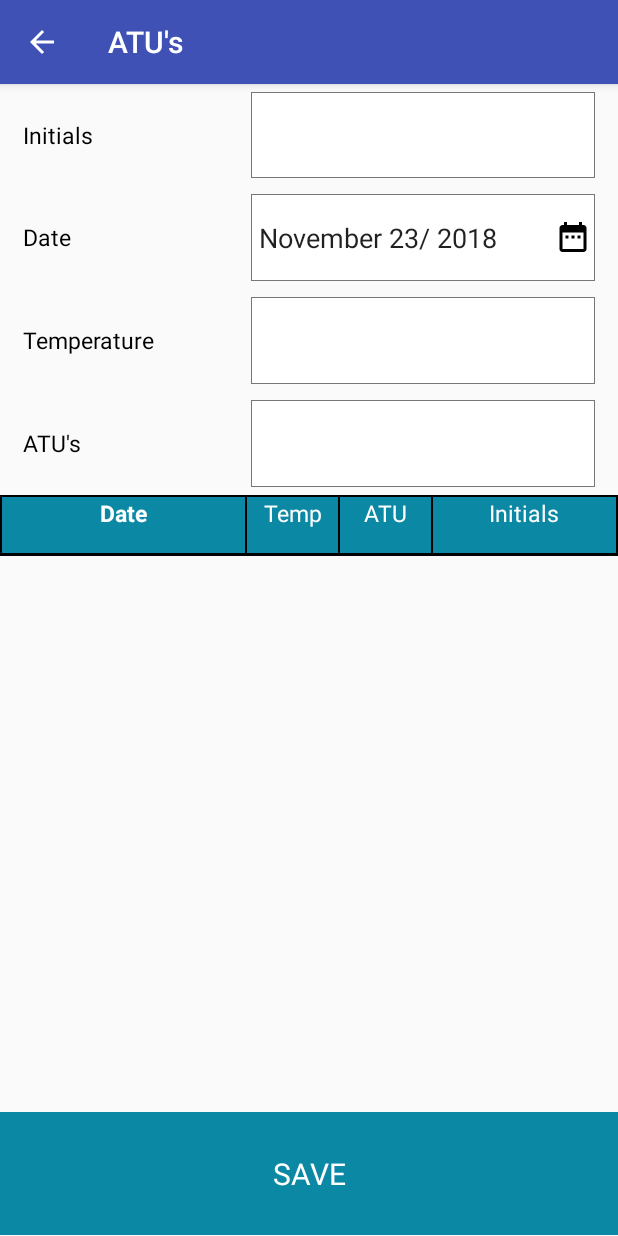
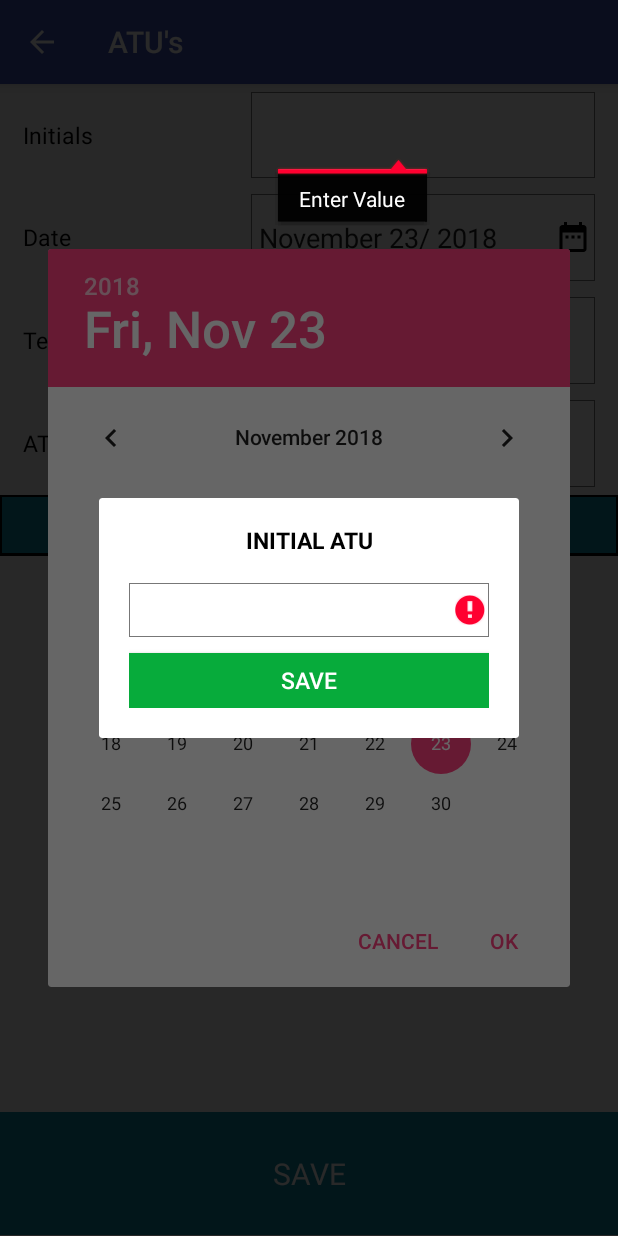
Before and after one commit to Kadarusree/Hatchery, an Android app: the ATU_Activity screen opened directly, with no data from a screen before it, after a tap on "SAVE", on a phone screen of 412 x 824 dp. Run offline under Robolectric (Android 15) with nearby library versions, the phone set to English and light mode, and no system bars; our stand-ins replace Firebase (no records; nobody signed in at launch, a user with empty details on screens opened directly); Roboto replaces fonts that are not available here.

Commit message:
ATU Fasak

```diff
--- a/app/src/main/java/shiva/com/hatchery/ATU_Activity.java
+++ b/app/src/main/java/shiva/com/hatchery/ATU_Activity.java
@@ -1,6 +1,7 @@
 package shiva.com.hatchery;
 
 import android.app.DatePickerDialog;
+import android.app.Dialog;
 import android.app.ProgressDialog;
 import android.content.res.Resources;
 import android.graphics.Rect;
@@ -10,8 +11,11 @@ import android.os.Bundle;
 import android.support.v7.widget.DefaultItemAnimator;
 import android.support.v7.widget.GridLayoutManager;
 import android.support.v7.widget.RecyclerView;
+import android.text.Editable;
+import android.text.TextWatcher;
 import android.util.TypedValue;
 import android.view.View;
+import android.widget.Button;
 import android.widget.DatePicker;
 import android.widget.EditText;
 import android.widget.Toast;
@@ -38,13 +42,16 @@ public class ATU_Activity extends AppCompatActivity {
 
     EditText date, initials, temp, atu;
     FirebaseDatabase mFirebaseDatabase;
-    DatabaseReference mDatabaseReference;
+    DatabaseReference mDatabaseReference, databaseReference2;
 
     private ProgressDialog mProgressDialog;
 
     private RecyclerView recyclerView;
     private List<ATUmodel> mAtuList;
     ATU_Adapter mAdapter;
+
+    float default_value;
+    String last_values_path=  "ATU_DEFAULT_VALUES/" + Constants.TANK_NUMBER;
 
 
     @Override
@@ -56,6 +63,32 @@ public class ATU_Activity extends AppCompatActivity {
         initials = findViewById(R.id.atu_initials);
         temp = findViewById(R.id.atu_temp);
         atu = findViewById(R.id.atu_count);
+        atu.setEnabled(false);
+
+
+        temp.addTextChangedListener(new TextWatcher() {
+            @Override
+            public void beforeTextChanged(CharSequence charSequence, int i, int i1, int i2) {
+
+            }
+
+            @Override
+            public void onTextChanged(CharSequence charSequence, int i, int i1, int i2) {
+
+                if (charSequence.length()>0&&!charSequence.toString().equals(".")){
+                    atu.setText((default_value+Float.parseFloat(charSequence.toString())+""));
+                }
+                else if (charSequence.length()==0){
+                    atu.setText(default_value+"");
+                }
+
+            }
+
+            @Override
+            public void afterTextChanged(Editable editable) {
+
+            }
+        });
 
         final Calendar currentDate = Calendar.getInstance();
         final Calendar date_ = Calendar.getInstance();
@@ -65,12 +98,13 @@ public class ATU_Activity extends AppCompatActivity {
 
         mFirebaseDatabase = FirebaseDatabase.getInstance();
         mDatabaseReference = mFirebaseDatabase.getReference(Constants.ATU + "/" + Constants.TANK_NUMBER);
-
+databaseReference2 = mFirebaseDatabase.getReference(last_values_path);
         mProgressDialog = new ProgressDialog(this);
         mProgressDialog.setMessage("Saving Details...");
         mProgressDialog.setCancelable(false);
 
         initials.setText(Constants.username);
+        initials.setEnabled(false);
 
         date.setOnClickListener(new View.OnClickListener() {
             @Override
@@ -103,6 +137,47 @@ public class ATU_Activity extends AppCompatActivity {
         recyclerView.setAdapter(mAdapter);
 
         getOffers();
+
+        databaseReference2.addValueEventListener(new ValueEventListener() {
+            @Override
+            public void onDataChange(DataSnapshot dataSnapshot) {
+
+                if (dataSnapshot.getValue()==null){
+                  //  Toast.makeText(getApplicationContext(),"Show Dialog",Toast.LENGTH_SHORT).show();
+                  final  Dialog d = new Dialog(ATU_Activity.this);
+                    d.setContentView(R.layout.dialog_atu);
+                    d.setCancelable(false);
+                    final EditText value = d.findViewById(R.id.edt_default_atu);
+                    Button save= d.findViewById(R.id.atu_d_save);
+
+                    save.setOnClickListener(
+                            new View.OnClickListener() {
+                                @Override
+                                public void onClick(View view) {
+                                    if (value.getText().toString().trim().length()>0&&!value.getText().toString().equals(".")){
+                                        databaseReference2.setValue(value.getText().toString().trim());
+                                        d.dismiss();
+                                    }
+                                    else {
+                                        value.setError("Enter Value");
+                                    }
+                                }
+                            }
+                    );
+                    d.show();
+                }
+                else {
+                    default_value = Float.parseFloat(dataSnapshot.getValue().toString());
+                    atu.setText(default_value+"");
+                }
+
+            }
+
+            @Override
+            public void onCancelled(DatabaseError databaseError) {
+
+            }
+        });
     }
 
     public void save(View view) {
@@ -115,12 +190,14 @@ public class ATU_Activity extends AppCompatActivity {
                 @Override
                 public void onComplete(@NonNull Task<Void> task) {
                     mProgressDialog.dismiss();
+                    databaseReference2.setValue(atu.getText().toString().trim());
                     if (task.isSuccessful()) {
-                        date.setText("");
+                       // date.setText("");
                         temp.setText("");
                         atu.setText("");
 
                     }
+
                 }
             });
         } else {
--- a/app/src/main/res/layout/activity_atu_.xml
+++ b/app/src/main/res/layout/activity_atu_.xml
@@ -109,6 +109,7 @@
                     android:gravity="left|center"
                     android:inputType="numberDecimal"
                     android:paddingLeft="@dimen/dp_5"
+                    android:maxLength="4"
                     android:paddingRight="@dimen/dp_5"
                     android:singleLine="true"
                     android:imeOptions="actionNext"></EditText>
--- /dev/null
+++ b/app/src/main/res/layout/dialog_atu.xml
@@ -0,0 +1,53 @@
+<?xml version="1.0" encoding="utf-8"?>
+<LinearLayout xmlns:android="http://schemas.android.com/apk/res/android"
+    android:layout_width="280dp"
+    android:layout_height="160dp"
+    android:background="#00000000">
+
+
+
+        <LinearLayout
+            android:layout_width="match_parent"
+            android:layout_height="match_parent"
+            android:layout_marginBottom="@dimen/dp_20"
+            android:layout_marginLeft="@dimen/dp_20"
+            android:layout_marginRight="@dimen/dp_20"
+            android:orientation="vertical">
+
+            <TextView
+                android:layout_width="match_parent"
+                android:layout_height="0dp"
+                android:layout_weight="0.44"
+                android:gravity="center"
+                android:text="INITIAL ATU"
+                android:textColor="@color/black"
+                android:textSize="@dimen/dp_15"
+                android:textStyle="bold" />
+
+            <EditText
+                android:layout_width="match_parent"
+                android:layout_height="0dp"
+                android:layout_marginBottom="@dimen/dp_5"
+                android:layout_weight="0.28"
+                android:background="@drawable/bg_edittext"
+                android:gravity="center"
+                android:maxLength="6"
+                android:textColor="@color/black"
+                android:inputType="numberDecimal"
+                android:textSize="@dimen/dp_15"
+                android:id="@+id/edt_default_atu"/>
+
+            <Button
+                android:layout_width="match_parent"
+                android:layout_height="0dp"
+                android:layout_marginTop="@dimen/dp_5"
+                android:layout_weight="0.28"
+                android:background="@drawable/shape_green"
+                android:gravity="center"
+                android:text=" SAVE "
+                android:textColor="@color/colorWhite"
+                android:textSize="@dimen/dp_15"
+                android:id="@+id/atu_d_save"/>
+        </LinearLayout>
+
+</LinearLayout>
```
